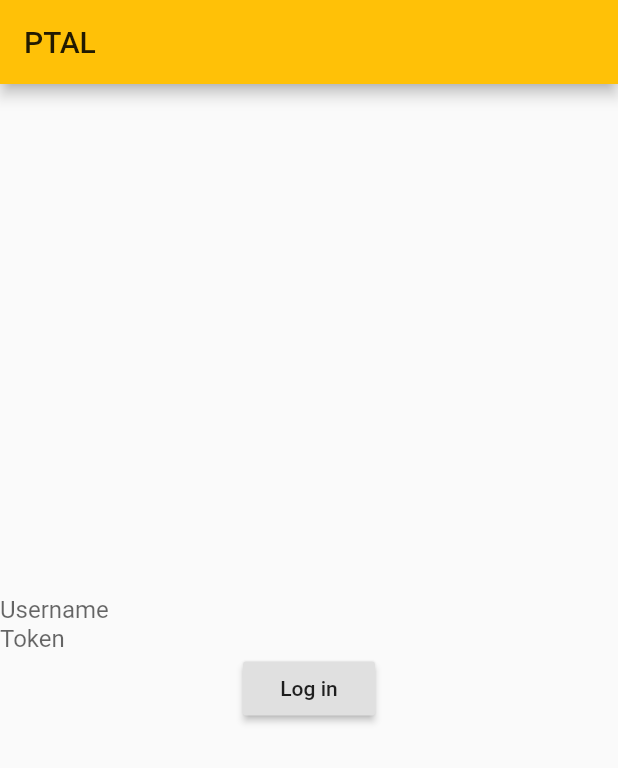
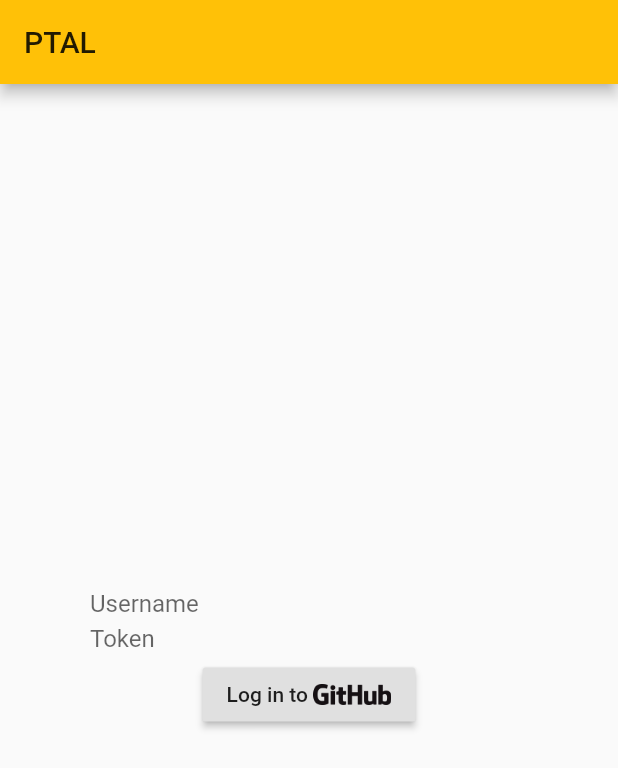
Before and after one commit to kpsroka/ptal, a Flutter app: the screen it shows after launch, on a phone screen of 412 x 824 dp. Shown: the top 768 px of the screen. Run offline on Flutter 3.47's test engine with Material 2 defaults, Android fonts, the phone set to English and light mode, and no system bars; missing offline and left inert: flutter_flux; generated files the repository leaves out were written again; statements that could not run were skipped.

Commit message:
Add GitHub logo to the log in button

```diff
--- a/ptal/lib/login_form.dart
+++ b/ptal/lib/login_form.dart
@@ -24,20 +24,38 @@ class LoginFormState extends State<LoginForm>
 
   @override
   Widget build(BuildContext context) {
-    return Column(
+    return Container(
+      margin: EdgeInsets.symmetric(horizontal: 60.0),
+      child: Column(
         mainAxisAlignment: MainAxisAlignment.center,
         children: <Widget>[
-        TextField(
+          Container(
+            margin: EdgeInsets.only(bottom: 4.0),
+            child: TextField(
                 enabled: githubStore?.loading != true,
                 controller: usernameInputController,
                 decoration: InputDecoration.collapsed(hintText: 'Username')),
-        TextField(
+          ),
+          Container(
+            margin: EdgeInsets.only(bottom: 4.0),
+            child: TextField(
                 enabled: githubStore?.loading != true,
                 controller: passwordInputController,
                 obscureText: true,
                 decoration: InputDecoration.collapsed(hintText: 'Token')),
+          ),
           RaisedButton(
-            child: Text('Log in'),
+              child: Row(
+                mainAxisAlignment: MainAxisAlignment.center,
+                mainAxisSize: MainAxisSize.min,
+                children: [
+                  Text('Log in to'),
+                  SizedBox(
+                      width: Theme.of(context).textTheme.button.fontSize / 4),
+                  Image.asset('assets/GitHub_Logo.png',
+                      height: Theme.of(context).textTheme.button.fontSize),
+                ],
+              ),
               onPressed: githubStore?.loading == true
                   ? null
                   : () {
@@ -47,6 +65,7 @@ class LoginFormState extends State<LoginForm>
                           otp: ''));
                     }),
         ],
+      ),
     );
   }
 }
--- a/ptal/pubspec.yaml
+++ b/ptal/pubspec.yaml
@@ -35,6 +35,9 @@ flutter:
   #  - images/a_dot_burr.jpeg
   #  - images/a_dot_ham.jpeg
 
+  assets:
+    - assets/GitHub_Logo.png
+
   # An image asset can refer to one or more resolution-specific "variants", see
   # https://flutter.io/assets-and-images/#resolution-aware.
 
```
Also changed, not shown: ptal/assets/GitHub_Logo.png (added). Lines whose indentation alone changed are shown as unchanged.
